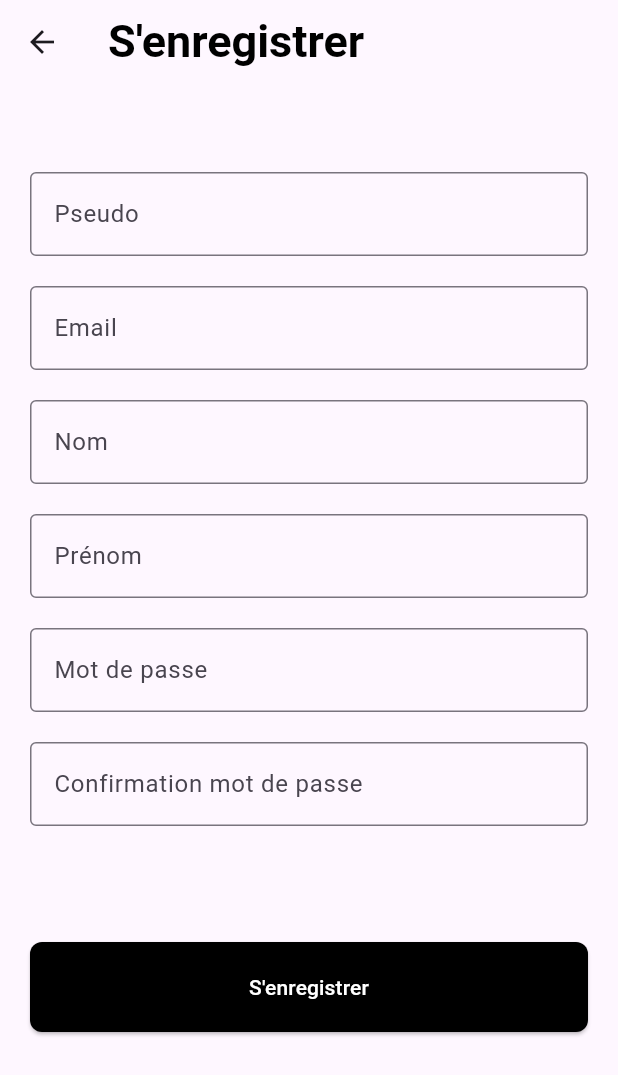
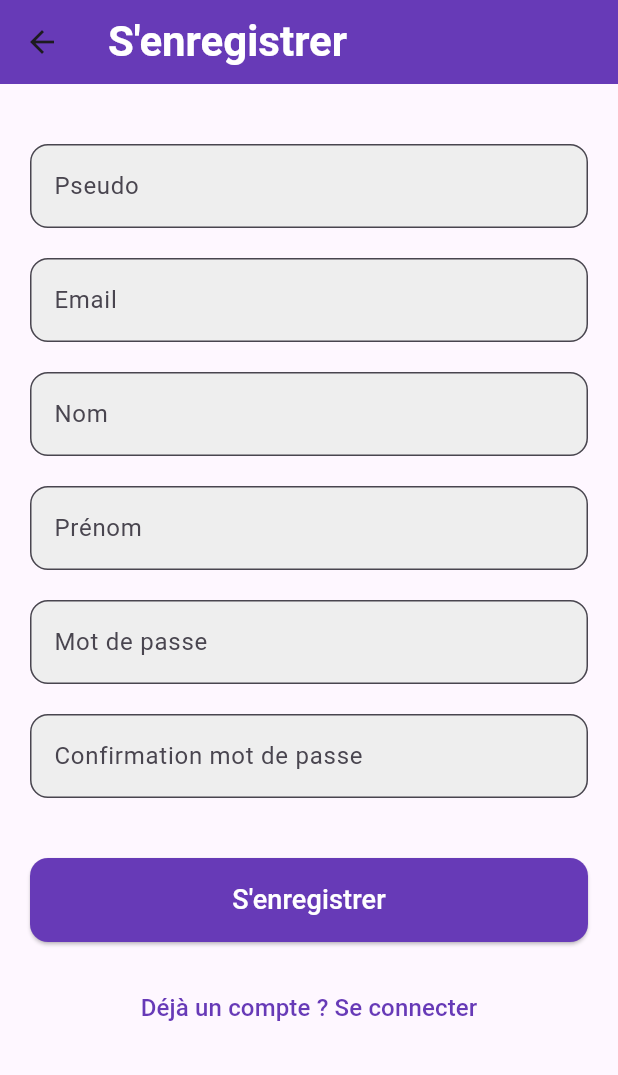
Before and after one commit to ValentinRndn/app-flutter, a Flutter app: the screen it shows after launch, after a tap on "S'enregistrer", on a phone screen of 412 x 824 dp. Shown: the top 1075 px of the screen. Run offline on Flutter 3.47's test engine with Material 3 defaults, Android fonts, the phone set to English and light mode, and no system bars; our stand-ins replace shared_preferences; network calls fail.

Commit message:
[FIX] Design login / register

```diff
--- a/lib/screen.login.dart
+++ b/lib/screen.login.dart
@@ -15,11 +15,64 @@ class ScreenLogin extends StatefulWidget {
 class _ScreenLoginState extends State<ScreenLogin> {
   TextEditingController pseudoController = TextEditingController();
   TextEditingController passwordController = TextEditingController();
+  bool _isLoading = false;
 
+  @override
   void dispose() {
     pseudoController.dispose();
     passwordController.dispose();
     super.dispose();
+  }
+
+  Future<void> _login() async {
+    setState(() {
+      _isLoading = true;
+    });
+
+    var url = Uri.parse('https://mds.sprw.dev/auth');
+    var body = {
+      'username': pseudoController.text,
+      'password': passwordController.text,
+    };
+
+    try {
+      var response = await http.post(url, body: jsonEncode(body));
+      if (response.statusCode == 200 || response.statusCode == 201) {
+        var bodyResponseMap = jsonDecode(response.body);
+        if (bodyResponseMap.containsKey('token')) {
+          var token = bodyResponseMap['token'];
+          var parts = token.split('.');
+          var payload = parts[1];
+          var payloadMap = jsonDecode(utf8.decode(
+              base64.decode(base64.normalize(payload))));
+          SharedPreferences prefs = await SharedPreferences.getInstance();
+          await prefs.setString('jwt_token', token);
+          print('Token saved in shared preferences');
+          print('Extracted JWT payload: $payloadMap');
+          Navigator.pushReplacement(
+            context,
+            MaterialPageRoute(builder: (context) => ScreenHome()),
+          );
+        } else {
+          _showErrorSnackbar('Erreur: JWT token non trouvé dans la réponse');
+        }
+      } else {
+        _showErrorSnackbar(
+            'Erreur de connexion: ${response.statusCode.toString()}');
+      }
+    } catch (e) {
+      _showErrorSnackbar('Erreur de connexion: $e');
+    } finally {
+      setState(() {
+        _isLoading = false;
+      });
+    }
+  }
+
+  void _showErrorSnackbar(String message) {
+    ScaffoldMessenger.of(context).showSnackBar(
+      SnackBar(content: Text(message)),
+    );
   }
 
   @override
@@ -29,41 +82,62 @@ class _ScreenLoginState extends State<ScreenLogin> {
         title: const Text(
           'Connexion',
           style: TextStyle(
-            fontSize: 30,
-            color: Color.fromARGB(255, 0, 0, 0),
+            fontSize: 28,
+            color: Colors.white,
             fontWeight: FontWeight.bold,
           ),
         ),
+        backgroundColor: Colors.deepPurple,
       ),
-      body: Center(
+      body: SingleChildScrollView(
+        child: Padding(
+          padding: const EdgeInsets.all(20.0),
           child: Column(
-          mainAxisAlignment: MainAxisAlignment.spaceAround,
-          children: [
-            Container(
-              margin: const EdgeInsets.only(left: 20, right: 20),
-              child: Column(
+            crossAxisAlignment: CrossAxisAlignment.stretch,
             children: [
               SizedBox(height: 80),
               TextField(
                 controller: pseudoController,
                 decoration: InputDecoration(
-                      border: OutlineInputBorder(),
+                  border: OutlineInputBorder(
+                    borderRadius: BorderRadius.circular(12.0),
+                  ),
                   hintText: 'Pseudo',
+                  filled: true,
+                  fillColor: Colors.grey[200],
                 ),
               ),
               SizedBox(height: 20),
               TextField(
                 controller: passwordController,
+                obscureText: true,
                 decoration: InputDecoration(
-                      border: OutlineInputBorder(),
+                  border: OutlineInputBorder(
+                    borderRadius: BorderRadius.circular(12.0),
+                  ),
                   hintText: 'Mot de passe',
+                  filled: true,
+                  fillColor: Colors.grey[200],
                 ),
               ),
-                ],
+              SizedBox(height: 40),
+              ElevatedButton(
+                onPressed: _isLoading ? null : _login,
+                style: ElevatedButton.styleFrom(
+                  backgroundColor: Colors.deepPurple,
+                  padding: const EdgeInsets.symmetric(vertical: 15),
+                  shape: RoundedRectangleBorder(
+                    borderRadius: BorderRadius.circular(12),
                   ),
                 ),
-            Column(
-              children: [
+                child: _isLoading
+                    ? CircularProgressIndicator(color: Colors.white)
+                    : const Text(
+                        'Se connecter',
+                        style: TextStyle(color: Colors.white, fontSize: 18),
+                      ),
+              ),
+              SizedBox(height: 20),
               TextButton(
                 onPressed: () {
                   Navigator.push(
@@ -75,74 +149,13 @@ class _ScreenLoginState extends State<ScreenLogin> {
                 child: const Text(
                   "S'enregistrer",
                   style: TextStyle(
-                      color: Color.fromARGB(255, 0, 0, 0),
-                    ),
-                  ),
-                ),
-                SizedBox(
-                  width: double.infinity,
-                  child: Padding(
-                    padding: const EdgeInsets.symmetric(horizontal: 20.0),
-                    child: ElevatedButton(
-                      onPressed: () async {
-                        var url = Uri.parse('https://mds.sprw.dev/auth');
-
-                        var body = {
-                          'username': pseudoController.text,
-                          'password': passwordController.text,
-                        };
-                        var response =
-                            await http.post(url, body: jsonEncode(body));
-                        if (response.statusCode == 200 ||
-                            response.statusCode == 201) {
-                          var bodyResponseMap = jsonDecode(response.body);
-                          if (bodyResponseMap.containsKey('token')) {
-                            var token = bodyResponseMap['token'];
-                            var parts = token.split('.');
-                            var payload = parts[1];
-                            var payloadMap = jsonDecode(utf8.decode(
-                                base64.decode(base64.normalize(payload))));
-                            SharedPreferences prefs =
-                                await SharedPreferences.getInstance();
-                            await prefs.setString('jwt_token', token);
-                            print('Token saved in shared preferences');
-                            print('Extracted JWT payload: $payloadMap');
-                          } else {
-                            print('Error: JWT token not found in response');
-                          }
-                          Navigator.pushReplacement(
-                            context,
-                            MaterialPageRoute(
-                                builder: (context) => ScreenHome()),
-                          );
-                        } else {
-                          ScaffoldMessenger.of(context).showSnackBar(
-                            SnackBar(
-                              content: Text('Erreur de connexion ' +
-                                  response.statusCode.toString()),
-                            ),
-                          );
-                        }
-                      },
-                      style: ElevatedButton.styleFrom(
-                        backgroundColor: Colors.black,
-                        padding: const EdgeInsets.symmetric(vertical: 20),
-                        shape: RoundedRectangleBorder(
-                          borderRadius:
-                              BorderRadius.circular(8), // Moins arrondi
-                        ),
-                      ),
-                      child: const Text(
-                        'Se connecter',
-                        style: TextStyle(color: Colors.white),
-                      ),
+                    color: Colors.deepPurple,
+                    fontSize: 16,
                   ),
                 ),
               ),
             ],
           ),
-            const SizedBox(height: 20),
-          ],
         ),
       ),
     );
--- a/lib/screen.register.dart
+++ b/lib/screen.register.dart
@@ -18,7 +18,9 @@ class _ScreenRegisterState extends State<ScreenRegister> {
   TextEditingController prenomController = TextEditingController();
   TextEditingController passwordController = TextEditingController();
   TextEditingController confirmPasswordController = TextEditingController();
+  bool _isLoading = false;
 
+  @override
   void dispose() {
     pseudoController.dispose();
     emailController.dispose();
@@ -29,10 +31,53 @@ class _ScreenRegisterState extends State<ScreenRegister> {
     super.dispose();
   }
 
-  void updatePasswordMatch() {
+  Future<void> _register() async {
+    setState(() {
+      _isLoading = true;
+    });
+
     if (passwordController.text != confirmPasswordController.text) {
-      print("Passwords do not match");
+      _showErrorSnackbar("Les mots de passe ne correspondent pas");
+      setState(() {
+        _isLoading = false;
+      });
+      return;
     }
+
+    var url = Uri.parse('https://mds.sprw.dev/users');
+
+    var body = {
+      'username': pseudoController.text,
+      'email': emailController.text,
+      'lastname': nomController.text,
+      'firstname': prenomController.text,
+      'password': passwordController.text,
+    };
+
+    try {
+      var response = await http.post(url, body: json.encode(body));
+
+      if (response.statusCode == 201 || response.statusCode == 200) {
+        Navigator.pushReplacement(
+          context,
+          MaterialPageRoute(builder: (context) => ScreenLogin()),
+        );
+      } else {
+        _showErrorSnackbar("Erreur: ${response.statusCode}");
+      }
+    } catch (e) {
+      _showErrorSnackbar("Erreur de connexion: $e");
+    } finally {
+      setState(() {
+        _isLoading = false;
+      });
+    }
+  }
+
+  void _showErrorSnackbar(String message) {
+    ScaffoldMessenger.of(context).showSnackBar(
+      SnackBar(content: Text(message)),
+    );
   }
 
   @override
@@ -42,122 +87,128 @@ class _ScreenRegisterState extends State<ScreenRegister> {
         title: const Text(
           "S'enregistrer",
           style: TextStyle(
-            fontSize: 30,
-            color: Color.fromARGB(255, 0, 0, 0),
+            fontSize: 28,
+            color: Colors.white,
             fontWeight: FontWeight.bold,
           ),
         ),
+        backgroundColor: Colors.deepPurple,
       ),
-      body: Center(
-        child: Column(
-          mainAxisAlignment: MainAxisAlignment.spaceAround,
-          children: [
-            Container(
-              margin: const EdgeInsets.only(left: 20, right: 20),
-              child: Column(
-                children: [
-                  const SizedBox(height: 20),
-                  TextField(
-                    controller: pseudoController,
-                    decoration: const InputDecoration(
-                      border: OutlineInputBorder(),
-                      hintText: 'Pseudo',
-                    ),
+      body: SingleChildScrollView(
+        child: Padding(
+          padding: const EdgeInsets.all(20.0),
+          child: Column(
+            crossAxisAlignment: CrossAxisAlignment.stretch,
+            children: [
+              const SizedBox(height: 20),
+              TextField(
+                controller: pseudoController,
+                decoration: InputDecoration(
+                  border: OutlineInputBorder(
+                    borderRadius: BorderRadius.circular(12.0),
                   ),
-                  const SizedBox(height: 20),
-                  TextField(
-                    controller: emailController,
-                    decoration: const InputDecoration(
-                      border: OutlineInputBorder(),
-                      hintText: 'Email',
-                    ),
+                  hintText: 'Pseudo',
+                  filled: true,
+                  fillColor: Colors.grey[200],
+                ),
+              ),
+              const SizedBox(height: 20),
+              TextField(
+                controller: emailController,
+                decoration: InputDecoration(
+                  border: OutlineInputBorder(
+                    borderRadius: BorderRadius.circular(12.0),
                   ),
-                  const SizedBox(height: 20),
-                  TextField(
-                    controller: nomController,
-                    decoration: const InputDecoration(
-                      border: OutlineInputBorder(),
-                      hintText: 'Nom',
-                    ),
+                  hintText: 'Email',
+                  filled: true,
+                  fillColor: Colors.grey[200],
+                ),
+              ),
+              const SizedBox(height: 20),
+              TextField(
+                controller: nomController,
+                decoration: InputDecoration(
+                  border: OutlineInputBorder(
+                    borderRadius: BorderRadius.circular(12.0),
                   ),
-                  const SizedBox(height: 20),
-                  TextField(
-                    controller: prenomController,
-                    decoration: const InputDecoration(
-                      border: OutlineInputBorder(),
-                      hintText: 'Prénom',
-                    ),
+                  hintText: 'Nom',
+                  filled: true,
+                  fillColor: Colors.grey[200],
+                ),
+              ),
+              const SizedBox(height: 20),
+              TextField(
+                controller: prenomController,
+                decoration: InputDecoration(
+                  border: OutlineInputBorder(
+                    borderRadius: BorderRadius.circular(12.0),
                   ),
-                  const SizedBox(height: 20),
-                  TextField(
-                    controller: passwordController,
-                    decoration: const InputDecoration(
-                      border: OutlineInputBorder(),
-                      hintText: 'Mot de passe',
-                    ),
+                  hintText: 'Prénom',
+                  filled: true,
+                  fillColor: Colors.grey[200],
+                ),
+              ),
+              const SizedBox(height: 20),
+              TextField(
+                controller: passwordController,
+                obscureText: true,
+                decoration: InputDecoration(
+                  border: OutlineInputBorder(
+                    borderRadius: BorderRadius.circular(12.0),
                   ),
-                  const SizedBox(height: 20),
-                  TextField(
-                    controller: confirmPasswordController,
-                    decoration: const InputDecoration(
-                      border: OutlineInputBorder(),
-                      hintText: 'Confirmation mot de passe',
-                    ),
+                  hintText: 'Mot de passe',
+                  filled: true,
+                  fillColor: Colors.grey[200],
+                ),
+              ),
+              const SizedBox(height: 20),
+              TextField(
+                controller: confirmPasswordController,
+                obscureText: true,
+                decoration: InputDecoration(
+                  border: OutlineInputBorder(
+                    borderRadius: BorderRadius.circular(12.0),
                   ),
-                ],
+                  hintText: 'Confirmation mot de passe',
+                  filled: true,
+                  fillColor: Colors.grey[200],
+                ),
               ),
-            ),
-            Column(
-              children: [
-                SizedBox(
-                  width: double.infinity,
-                  child: Padding(
-                    padding: const EdgeInsets.symmetric(horizontal: 20.0),
-                    child: ElevatedButton(
-                      onPressed: () async {
-                        var url = Uri.parse('https://mds.sprw.dev/users');
-
-                        var body = {
-                          'username': pseudoController.text,
-                          'email': emailController.text,
-                          'lastname': nomController.text,
-                          'firstname': prenomController.text,
-                          'password': passwordController.text,
-                        };
-
-                        var response =
-                            await http.post(url, body: json.encode(body));
-
-                        if (response.statusCode == 201 ||
-                            response.statusCode == 200) {
-                          Navigator.pushReplacement(
-                            context,
-                            MaterialPageRoute(
-                                builder: (context) => ScreenLogin()),
-                          );
-                        } else {
-                          print("Error: ${response.statusCode}");
-                        }
-                      },
-                      style: ElevatedButton.styleFrom(
-                        backgroundColor: Colors.black,
-                        padding: const EdgeInsets.symmetric(vertical: 20),
-                        shape: RoundedRectangleBorder(
-                          borderRadius:
-                              BorderRadius.circular(8), // Moins arrondi
-                        ),
-                      ),
-                      child: const Text(
-                        "S'enregistrer",
-                        style: TextStyle(color: Colors.white),
-                      ),
-                    ),
+              const SizedBox(height: 40),
+              ElevatedButton(
+                onPressed: _isLoading ? null : _register,
+                style: ElevatedButton.styleFrom(
+                  backgroundColor: Colors.deepPurple,
+                  padding: const EdgeInsets.symmetric(vertical: 15),
+                  shape: RoundedRectangleBorder(
+                    borderRadius: BorderRadius.circular(12),
                   ),
                 ),
-              ],
-            ),
-            const SizedBox(height: 20),
-          ],
+                child: _isLoading
+                    ? CircularProgressIndicator(color: Colors.white)
+                    : const Text(
+                        "S'enregistrer",
+                        style: TextStyle(color: Colors.white, fontSize: 18),
+                      ),
+              ),
+              const SizedBox(height: 20),
+              TextButton(
+                onPressed: () {
+                  Navigator.pushReplacement(
+                    context,
+                    MaterialPageRoute(builder: (context) => ScreenLogin()),
+                  );
+                },
+                child: const Text(
+                  "Déjà un compte ? Se connecter",
+                  style: TextStyle(
+                    color: Colors.deepPurple,
+                    fontSize: 16,
+                  ),
+                ),
+              ),
+            ],
+          ),
         ),
       ),
     );
```
Also changed, not shown: lib/class/Image.dart (added, +17 -0 lines), lib/class/Univers.dart (+24 -12 lines), lib/screen.home.dart (+21 -5 lines), lib/screen.univers.dart (+23 -6 lines), lib/screen.univers.description.dart (added, +126 -0 lines). Lines whose indentation alone changed are shown as unchanged.
